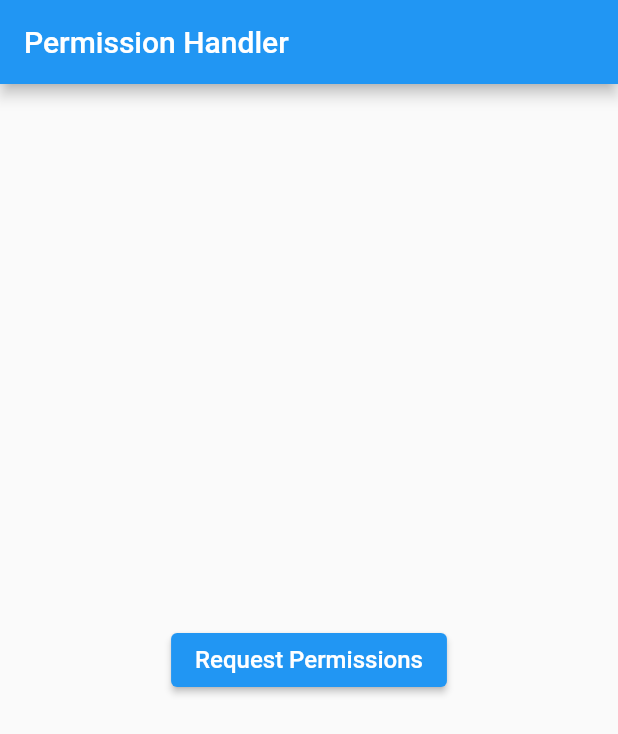
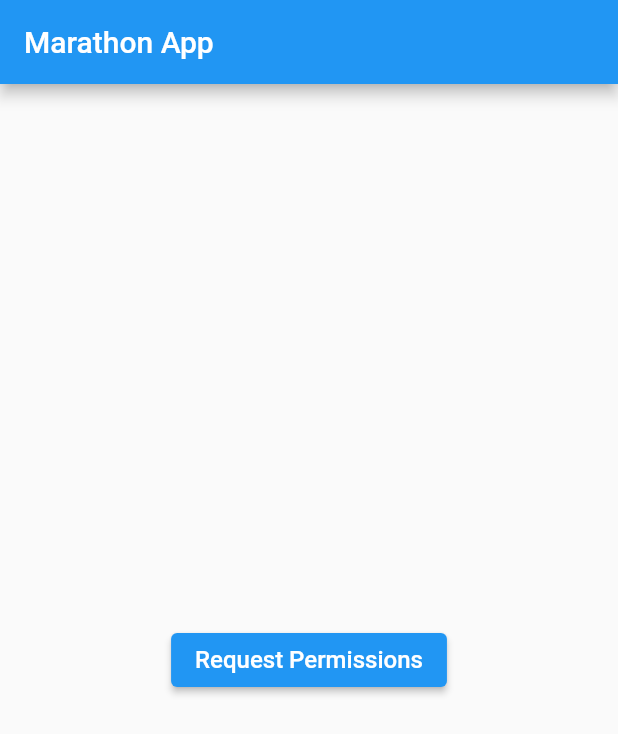
Before and after one commit to taufeeq7566/FYP, a Flutter app: the screen it shows after launch, on a phone screen of 412 x 824 dp. Shown: the top 734 px of the screen. Run offline on Flutter 3.47's test engine with Material 2 defaults, Android fonts, the light colour scheme and no system bars; our stand-ins replace cloud_firestore, firebase_core, geolocator, google_maps_flutter, permission_handler, rxdart; missing offline and left inert: flutter_polyline_points, geoflutterfire2; accounts and stored records are empty.

Commit message:
trying to route main to home screen

```diff
--- a/lib/main.dart
+++ b/lib/main.dart
@@ -1,7 +1,8 @@
 import 'package:flutter/material.dart';
 import 'package:firebase_core/firebase_core.dart';
-import 'package:checkpoint_geofence/screens/map_screen.dart';
 import 'package:checkpoint_geofence/models/permission_handler.dart';
+import 'route.dart';
+import 'package:checkpoint_geofence/screens/home_screen.dart';
 
 void main() async {
   WidgetsFlutterBinding.ensureInitialized();
@@ -20,6 +21,9 @@ class MyApp extends StatelessWidget {
         primarySwatch: Colors.blue,
       ),
       home: MyHomePage(),
+      routes: {
+        AppRoute.home: (context) => HomeScreen(),
+      },
     );
   }
 }
@@ -31,19 +35,16 @@ class MyHomePage extends StatelessWidget {
   Widget build(BuildContext context) {
     return Scaffold(
       appBar: AppBar(
-        title: const Text("Permission Handler"),
+        title: const Text("Marathon App"),
       ),
       body: Center(
         child: Padding(
-          padding: EdgeInsets.all(20.0),
+          padding: const EdgeInsets.all(20.0),
           child: ElevatedButton(
             onPressed: () {
               requestLocationAndCameraPermissions().then((granted) {
                 if (granted) {
-                  Navigator.push(
-                    context,
-                    MaterialPageRoute(builder: (context) => MapScreen()),
-                  );
+                  Navigator.pushReplacementNamed(context, AppRoute.home);
                 }
               });
             },
--- /dev/null
+++ b/lib/route.dart
@@ -0,0 +1,3 @@
+class AppRoute{
+  static const String home = '/home';
+}
```
Also changed, not shown: lib/screens/finisher_screen.dart (+15 -0 lines), lib/screens/home_screen.dart (+7 -11 lines), lib/screens/leaderboard_screen.dart (+14 -0 lines).
